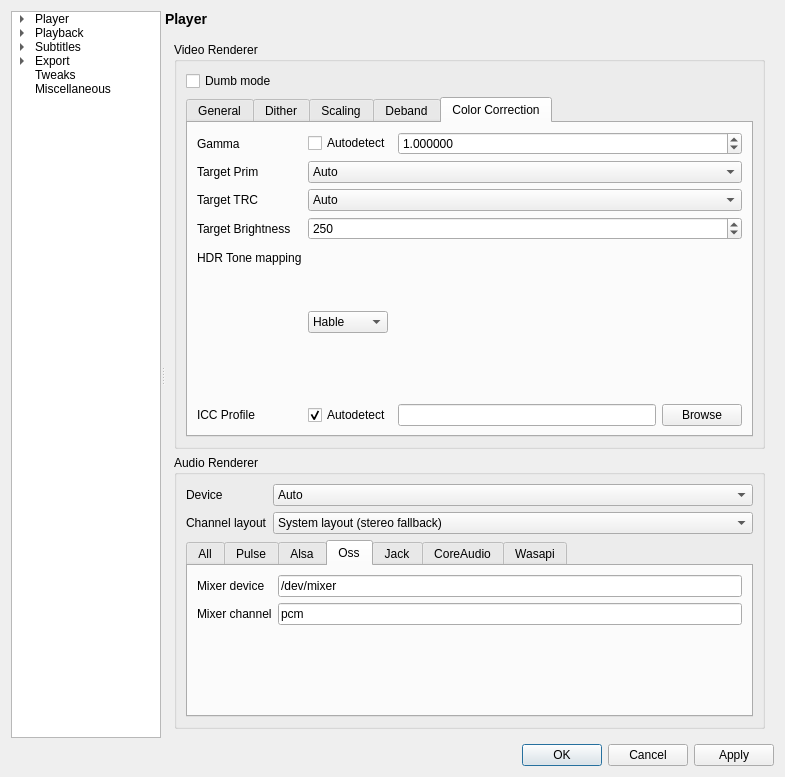
First picture: the form in settingswindow.ui, repository mpc-qt/mpc-qt, before the edit.
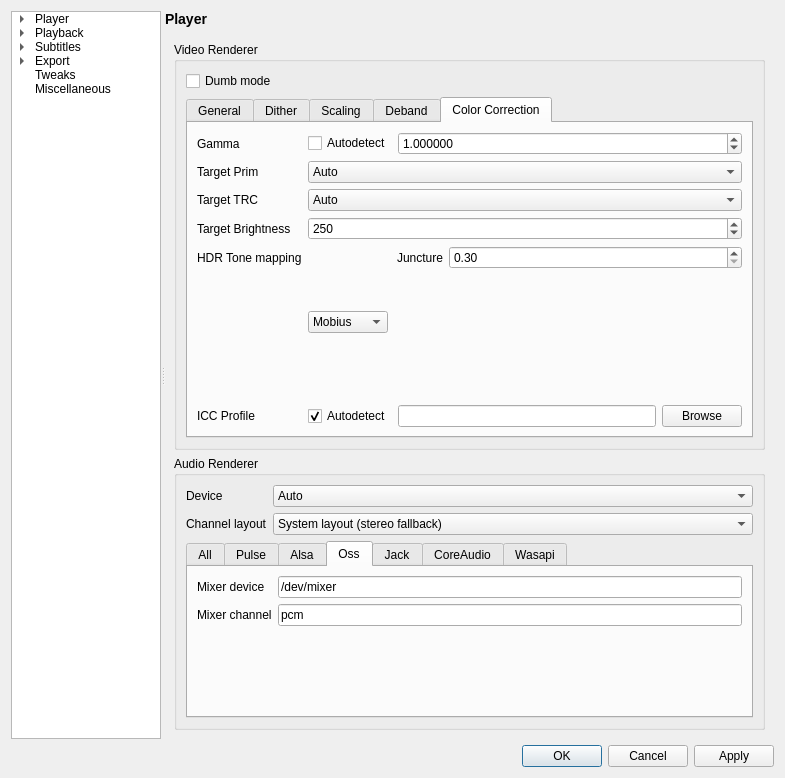
Second picture: the form after the edit. The open tabs and pages were chosen to show the change.

Commit message: settingswindow: add new tone mapping

```diff
--- a/settingswindow.ui
+++ b/settingswindow.ui
@@ -7,7 +7,7 @@
     <x>0</x>
     <y>0</y>
     <width>785</width>
-    <height>777</height>
+    <height>778</height>
    </rect>
   </property>
   <property name="windowTitle">
@@ -3560,13 +3560,18 @@
                     <item>
                      <widget class="QComboBox" name="ccHdrMapper">
                       <property name="currentIndex">
-                       <number>2</number>
+                       <number>1</number>
                       </property>
                       <item>
                        <property name="text">
                         <string>Clip</string>
                        </property>
                       </item>
+                      <item>
+                       <property name="text">
+                        <string>Mobius</string>
+                       </property>
+                      </item>
                       <item>
                        <property name="text">
                         <string>Reinhard</string>
@@ -3592,9 +3597,86 @@
                     <item>
                      <widget class="QStackedWidget" name="ccHdrStack">
                       <property name="currentIndex">
-                       <number>2</number>
+                       <number>1</number>
                       </property>
-                      <widget class="QWidget" name="ccHdrClipPage"/>
+                      <widget class="QWidget" name="ccHdrClipPage">
+                       <layout class="QFormLayout" name="formLayout_2">
+                        <property name="leftMargin">
+                         <number>3</number>
+                        </property>
+                        <property name="topMargin">
+                         <number>0</number>
+                        </property>
+                        <property name="rightMargin">
+                         <number>0</number>
+                        </property>
+                        <property name="bottomMargin">
+                         <number>0</number>
+                        </property>
+                        <item row="0" column="0">
+                         <widget class="QLabel" name="ccHdrClipParamLabel">
+                          <property name="text">
+                           <string>Luma</string>
+                          </property>
+                         </widget>
+                        </item>
+                        <item row="0" column="1">
+                         <widget class="QDoubleSpinBox" name="ccHdrClipParam">
+                          <property name="maximum">
+                           <double>1.000000000000000</double>
+                          </property>
+                          <property name="singleStep">
+                           <double>0.100000000000000</double>
+                          </property>
+                          <property name="value">
+                           <double>1.000000000000000</double>
+                          </property>
+                         </widget>
+                        </item>
+                       </layout>
+                      </widget>
+                      <widget class="QWidget" name="ccHdrMobiusPage">
+                       <layout class="QFormLayout" name="formLayout">
+                        <property name="leftMargin">
+                         <number>3</number>
+                        </property>
+                        <property name="topMargin">
+                         <number>0</number>
+                        </property>
+                        <property name="rightMargin">
+                         <number>0</number>
+                        </property>
+                        <property name="bottomMargin">
+                         <number>0</number>
+                        </property>
+                        <item row="0" column="0">
+                         <widget class="QLabel" name="ccHdrMobiusParamLabel">
+                          <property name="text">
+                           <string>Juncture</string>
+                          </property>
+                         </widget>
+                        </item>
+                        <item row="0" column="1">
+                         <widget class="QDoubleSpinBox" name="ccHdrMobiusParam">
+                          <property name="sizePolicy">
+                           <sizepolicy hsizetype="MinimumExpanding" vsizetype="Fixed">
+                            <horstretch>0</horstretch>
+                            <verstretch>0</verstretch>
+                           </sizepolicy>
+                          </property>
+                          <property name="minimum">
+                           <double>0.300000000000000</double>
+                          </property>
+                          <property name="maximum">
+                           <double>1.000000000000000</double>
+                          </property>
+                          <property name="singleStep">
+                           <double>0.100000000000000</double>
+                          </property>
+                         </widget>
+                        </item>
+                       </layout>
+                      </widget>
                       <widget class="QWidget" name="ccHdrReinhardPage">
                        <layout class="QFormLayout" name="ccReinhardPageLayout">
                         <property name="leftMargin">
```
Left out of the diff: 4 changed lines with no effect on the pictures. The commit also changes 1 other file.
